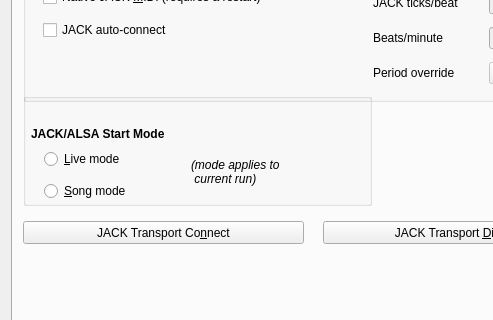
The window that seq_qt5/forms/qseditoptions.ui (ahlstromcj/seq66) describes before a commit, drawn with Qt 5; both pictures show x 0 to 493 and y 196 to 516 of the 666 by 667 pixel window.
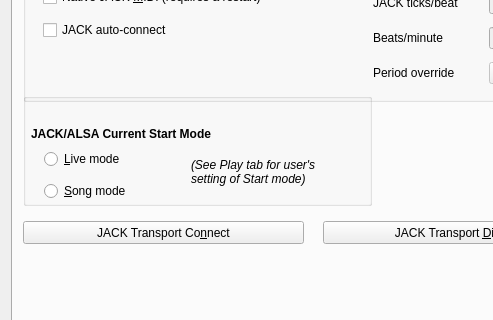
The same window after the commit. The open tabs and pages were chosen to show the change.

The edit to the form file:
```diff
--- a/seq_qt5/forms/qseditoptions.ui
+++ b/seq_qt5/forms/qseditoptions.ui
@@ -1404,7 +1404,7 @@
          <rect>
           <x>8</x>
           <y>32</y>
-          <width>181</width>
+          <width>291</width>
           <height>17</height>
          </rect>
         </property>
@@ -1414,7 +1414,7 @@
          </font>
         </property>
         <property name="text">
-         <string>JACK/ALSA Start Mode</string>
+         <string>JACK/ALSA Current Start Mode</string>
         </property>
        </widget>
        <widget class="QLabel" name="label_14">
@@ -1433,8 +1433,8 @@
          </font>
         </property>
         <property name="text">
-         <string>(mode applies to
- current run)</string>
+         <string>(See Play tab for user's
+setting of Start mode)</string>
         </property>
        </widget>
       </widget>
```
Left out of the diff: 2 changed lines with no effect on the pictures.
